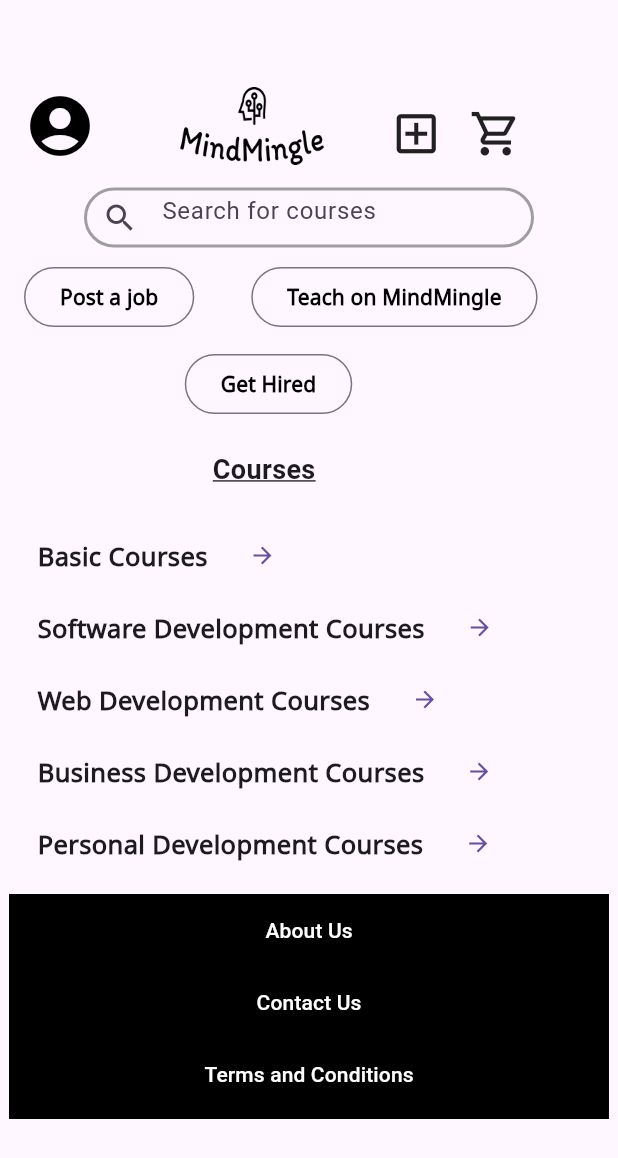
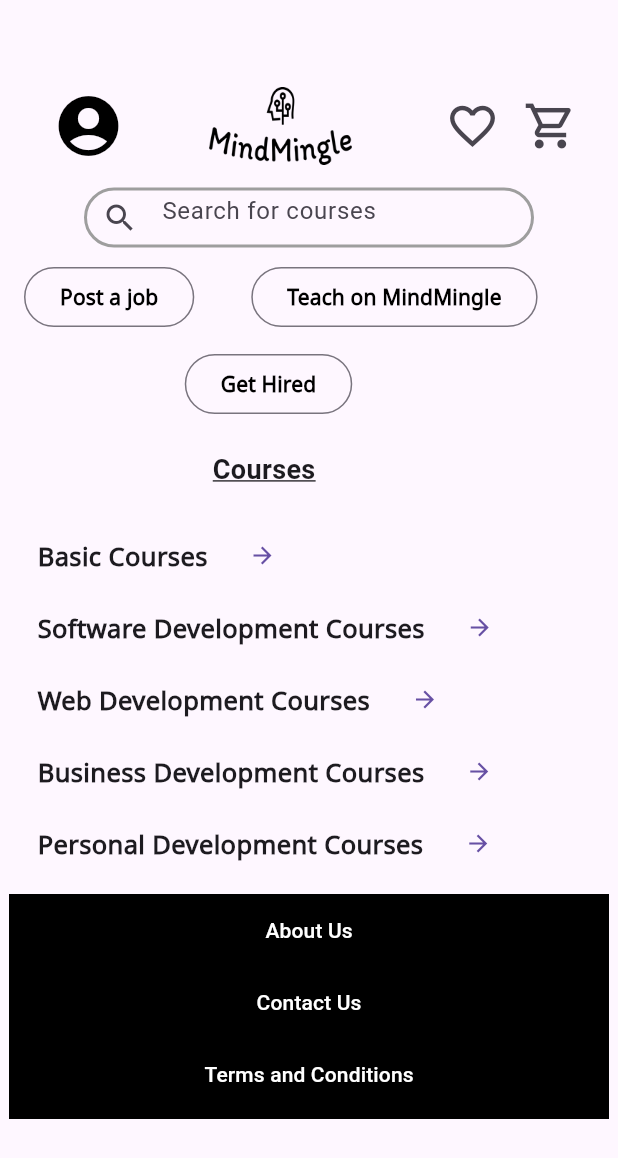
Before and after one commit to neverseentoday/Mind_Mingle, a Flutter app: the home_page screen opened directly, on a phone screen of 412 x 824 dp. Shown: the top 1158 px of the screen. Run offline on Flutter 3.47's test engine with Material 3 defaults, Android fonts, the phone set to English and light mode, and no system bars; our stand-ins replace cloud_firestore, file_picker, firebase_auth, firebase_core, firebase_storage; accounts and stored records are empty.

Commit message:
Update home_page.dart

```diff
--- a/lib/home_page.dart
+++ b/lib/home_page.dart
@@ -1,14 +1,24 @@
 import 'package:flutter/material.dart';
+import 'package:flutter/cupertino.dart';
 import 'package:mind_mingle/Comps/text_field.dart';
+import 'package:mind_mingle/WebDevCourses.dart';
 import 'package:mind_mingle/job_page.dart';
+import 'package:mind_mingle/splash_screen.dart';
+import 'package:mind_mingle/login_page.dart';
 import 'package:mind_mingle/Comps/side_menu.dart';
 import 'package:mind_mingle/teachPage.dart';
 import 'package:mind_mingle/Comps/list.dart';
 import 'package:mind_mingle/GetHiredPage.dart';
+import 'package:mind_mingle/BasicCourses.dart';
+import 'package:mind_mingle/Comps/aboutus.dart';
+import 'package:mind_mingle/Comps/contact us.dart';
+import 'package:mind_mingle/Comps/tc.dart';
+import 'package:mind_mingle/SoftwareCourses.dart';
+import 'package:mind_mingle/bdcourses.dart';
+import 'package:mind_mingle/Comps/userProfile.dart';
+import 'package:mind_mingle/pdcourse.dart';
 class home_page extends StatelessWidget {
   final searchController = TextEditingController();
-
-  home_page({super.key});
   @override
   Widget build(BuildContext context) {
     var arrNames=['Software Development Courses','Basic Courses','Business Courses','Web Development Courses'];
@@ -22,52 +32,49 @@ class home_page extends StatelessWidget {
                 padding: const EdgeInsets.only(top: 52),
                 child: Container(
                   //color: Colors.blue,
+                  child: SingleChildScrollView(
+                    scrollDirection: Axis.horizontal,
                     child: Row(
                       //mainAxisAlignment: MainAxisAlignment.start,
                       //crossAxisAlignment: CrossAxisAlignment.start,
                         children: [
                           TextButton(onPressed:(){
-                          Scaffold.of(context).openDrawer();
+                          Navigator.push(context, MaterialPageRoute(builder: (context)=>MyAppe()));
                           },
-                          child: const Padding(
-                            padding: EdgeInsets.only(left: 4.0),
+                            child: Padding(
+                              padding: const EdgeInsets.only(left: 4.0),
                               child: Icon(Icons.account_circle,size: 48,color: Colors.black,),
                             ),
                           ),
                           Container(width: 42,),
                           Image.asset('assets/images/app_logo.png',height: 52,width: 100,),
                           Container(width: 42,),
-                        const Padding(
-                          padding: EdgeInsets.only(top: 10.0,right:18.0),
-                          child: Icon(Icons.add_box_outlined,size: 35,),
+                          Container(margin:EdgeInsets.only(left: 10.0),child: IconButton(onPressed:(){}, icon:Icon(Icons.favorite_border),iconSize:36 ,)),
+                          IconButton(onPressed: (){}, icon:Icon(Icons.shopping_cart_outlined),iconSize: 36,)
+                        ]
                     ),
-                        const Padding(
-                          padding: EdgeInsets.only(right: 5.0,top: 10.0),
-                          child: Icon(Icons.shopping_cart_outlined,size: 35,),
-                        ),
-                      ]
                   ),
                 ),
               ),
               Padding(
                 padding: const EdgeInsets.all(9.0),
-                child: SizedBox(
+                child: Container(
                   width: 300,
                   height: 40,
                   child: TextField(
                     decoration: InputDecoration(
                         focusedBorder:OutlineInputBorder(
                             borderRadius: BorderRadius.circular(25.0),
-                            borderSide: const BorderSide(
+                            borderSide: BorderSide(
                               color: Colors.black,
                               width: 2,
                             )
                         ),
                         hintText: 'Search for courses',
-                        prefixIcon:const Icon(Icons.search),
+                        prefixIcon:Icon(Icons.search),
                         enabledBorder: OutlineInputBorder(
                             borderRadius: BorderRadius.circular(25.0),
-                            borderSide:const BorderSide(
+                            borderSide:BorderSide(
                                 color:Colors.grey,
                                 width:2
                             )
@@ -85,9 +92,9 @@ class home_page extends StatelessWidget {
                   Padding(
                     padding: const EdgeInsets.only(left:16.0),
                     child: OutlinedButton(
-                        child:const Text('Post a job',style: TextStyle(color: Colors.black,fontWeight: FontWeight.bold,fontFamily: 'AppFont'),),
+                        child:Text('Post a job',style: TextStyle(color: Colors.black,fontWeight: FontWeight.bold,fontFamily: 'AppFont'),),
                         onPressed:(){
-                          Navigator.pushReplacement(context,MaterialPageRoute(builder: (context)=>const job_page()));
+                          Navigator.pushReplacement(context,MaterialPageRoute(builder: (context)=>job_page()));
                         }
                     ),
                   ),
@@ -95,8 +102,8 @@ class home_page extends StatelessWidget {
                   Padding(
                     padding: const EdgeInsets.only(right: 1),
                     child: OutlinedButton(onPressed: (){
-                      Navigator.pushReplacement(context, MaterialPageRoute(builder: (context)=>const teach_page()));
-                    }, child: const Text('Teach on MindMingle',style: TextStyle(color: Colors.black,fontWeight: FontWeight.bold,fontFamily: 'AppFont'))),
+                      Navigator.pushReplacement(context, MaterialPageRoute(builder: (context)=>teach_page()));
+                    }, child: Text('Teach on MindMingle',style: TextStyle(color: Colors.black,fontWeight: FontWeight.bold,fontFamily: 'AppFont'))),
                   ),
                 ],
 
@@ -105,12 +112,12 @@ class home_page extends StatelessWidget {
               Padding(
                 padding: const EdgeInsets.only(right:54.0),
                 child: OutlinedButton(onPressed: (){
-                  Navigator.push(context,MaterialPageRoute(builder: (context)=>const GetHired()));
-                }, child:const Text('Get Hired',style: TextStyle(color: Colors.black,fontWeight: FontWeight.bold,fontFamily: 'AppFont'))),
+                  Navigator.push(context,MaterialPageRoute(builder: (context)=>GetHired()));
+                }, child:Text('Get Hired',style: TextStyle(color: Colors.black,fontWeight: FontWeight.bold,fontFamily: 'AppFont'))),
               ),
 
-              const Padding(
-                  padding: EdgeInsets.only(right: 60.0,top: 20.0),
+              Padding(
+                  padding: const EdgeInsets.only(right: 60.0,top: 20.0),
                   child: Center(
                       child: Text('Courses',
                         style:TextStyle(fontWeight: FontWeight.bold,fontSize: 18 ,
@@ -119,55 +126,65 @@ class home_page extends StatelessWidget {
                       )
                   )
               ),
-              const SizedBox(height: 20,),
+              SizedBox(height: 20,),
               Column(
                 children: [
                   Row(
                     children: [
-                      const Padding(
-                        padding: EdgeInsets.only(left: 25.0),
+                      Padding(
+                        padding: const EdgeInsets.only(left: 25.0),
                         child: Text('Basic Courses ',style: TextStyle(fontFamily: 'AppFont',fontWeight: FontWeight.bold,fontSize: 17),),
                       ),
-                      TextButton(onPressed:(){}, child:const Icon(Icons.arrow_forward_sharp) ),
+                      TextButton(onPressed:(){
+                        Navigator.push(context, MaterialPageRoute(builder: (context)=>MyApp()));
+                      }, child:Icon(Icons.arrow_forward_sharp) ),
                     ],
                   ),
                   Row(
                     children: [
-                      const Padding(
-                        padding: EdgeInsets.only(left: 25.0),
+                      Padding(
+                        padding: const EdgeInsets.only(left: 25.0),
                         child: Text('Software Development Courses ',style: TextStyle(fontFamily: 'AppFont',fontWeight: FontWeight.bold,fontSize: 17),),
                       ),
-                      TextButton(onPressed:(){}, child:const Icon(Icons.arrow_forward_sharp) ),
+                      TextButton(onPressed:(){
+                        Navigator.push(context, MaterialPageRoute(builder: (context)=>Myapp()));
+                      }, child:Icon(Icons.arrow_forward_sharp) ),
                     ],
                   ),
                   Row(
                     children: [
-                      const Padding(
-                        padding: EdgeInsets.only(left: 25.0),
+                      Padding(
+                        padding: const EdgeInsets.only(left: 25.0),
                         child: Text('Web Development Courses ',style: TextStyle(fontFamily: 'AppFont',fontWeight: FontWeight.bold,fontSize: 17),),
                       ),
-                      TextButton(onPressed:(){}, child:const Icon(Icons.arrow_forward_sharp) ),
+                      TextButton(onPressed:(){
+                        Navigator.push(context, MaterialPageRoute(builder: (context)=>MyAppp()));
+                      }, child:Icon(Icons.arrow_forward_sharp) ),
                     ],
                   ),
                   Row(
                     children: [
-                      const Padding(
-                        padding: EdgeInsets.only(left: 25.0),
+                      Padding(
+                        padding: const EdgeInsets.only(left: 25.0),
                         child: Text('Business Development Courses ',style: TextStyle(fontFamily: 'AppFont',fontWeight: FontWeight.bold,fontSize: 17),),
                       ),
-                      TextButton(onPressed:(){}, child:const Icon(Icons.arrow_forward_sharp) ),
+                      TextButton(onPressed:(){
+                        Navigator.push(context, MaterialPageRoute(builder: (context)=>MyApppp()));
+                      }, child:Icon(Icons.arrow_forward_sharp) ),
                     ],
                   ),
                   Row(
                     children: [
-                      const Padding(
-                        padding: EdgeInsets.only(left: 25.0),
+                      Padding(
+                        padding: const EdgeInsets.only(left: 25.0),
                         child: Text('Personal Development Courses ',style: TextStyle(fontFamily: 'AppFont',fontWeight: FontWeight.bold,fontSize: 17),),
                       ),
-                      TextButton(onPressed:(){}, child:const Icon(Icons.arrow_forward_sharp) ),
+                      TextButton(onPressed:(){
+                        Navigator.push(context, MaterialPageRoute(builder: (context)=>MyAppppp()));
+                      }, child:Icon(Icons.arrow_forward_sharp) ),
                     ],
                   ),
-                  const SizedBox(width:50 ,height: 10,),
+                  Container(width:50 ,height: 10,),
                 ],
               ),
               Column(
@@ -180,14 +197,20 @@ class home_page extends StatelessWidget {
                       children: [
                         Container(
                             alignment: Alignment.center,
-                            child: TextButton(onPressed:(){}, child:const Text('About Us',style: TextStyle(color: Colors.white),) )),
+                            child: TextButton(onPressed:(){
+                              Navigator.push(context, MaterialPageRoute(builder: (context)=>AboutUsPage()));
+                            }, child:Text('About Us',style: TextStyle(color: Colors.white),) )),
 
                         Container(
                             alignment: Alignment.center,
-                            child: TextButton(onPressed: (){}, child: const Text('Contact Us',style: TextStyle(color: Colors.white),))),
+                            child: TextButton(onPressed: (){
+                              Navigator.push(context, MaterialPageRoute(builder: (context)=>ContactUsPage()));
+                            }, child: Text('Contact Us',style: TextStyle(color: Colors.white),))),
                         Container(
                             alignment: AlignmentDirectional.center,
-                            child: TextButton(onPressed: (){}, child: const Text('Terms and Conditions',style: TextStyle(color: Colors.white)))),
+                            child: TextButton(onPressed: (){
+                              Navigator.push(context, MaterialPageRoute(builder: (context)=>TermsAndConditionsPage()));
+                            }, child: Text('Terms and Conditions',style: TextStyle(color: Colors.white)))),
 
                       ],
                     ),
```
Lines whose indentation alone changed are shown as unchanged.
